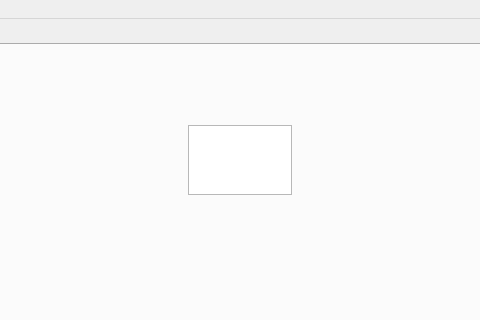
Old version of the form mainwindow.ui in the repository valpaz/ProjetQt; both pictures show x 214 to 694 and y 0 to 320 of the 800 by 600 pixel window.
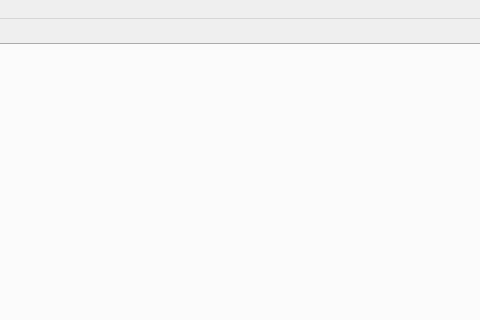
New version of the form.

Commit message: Ajout sauvegarde

```diff
--- a/mainwindow.ui
+++ b/mainwindow.ui
@@ -30,16 +30,6 @@
      <attribute name="title">
       <string>Tab 1</string>
      </attribute>
-     <widget class="QPlainTextEdit" name="plainTextEdit_2">
-      <property name="geometry">
-       <rect>
-        <x>400</x>
-        <y>80</y>
-        <width>104</width>
-        <height>70</height>
-       </rect>
-      </property>
-     </widget>
     </widget>
     <widget class="QWidget" name="tab_2">
      <attribute name="title">
```
Left out of the diff: 10 changed lines with no effect on the pictures. The commit also changes 2 other files.
